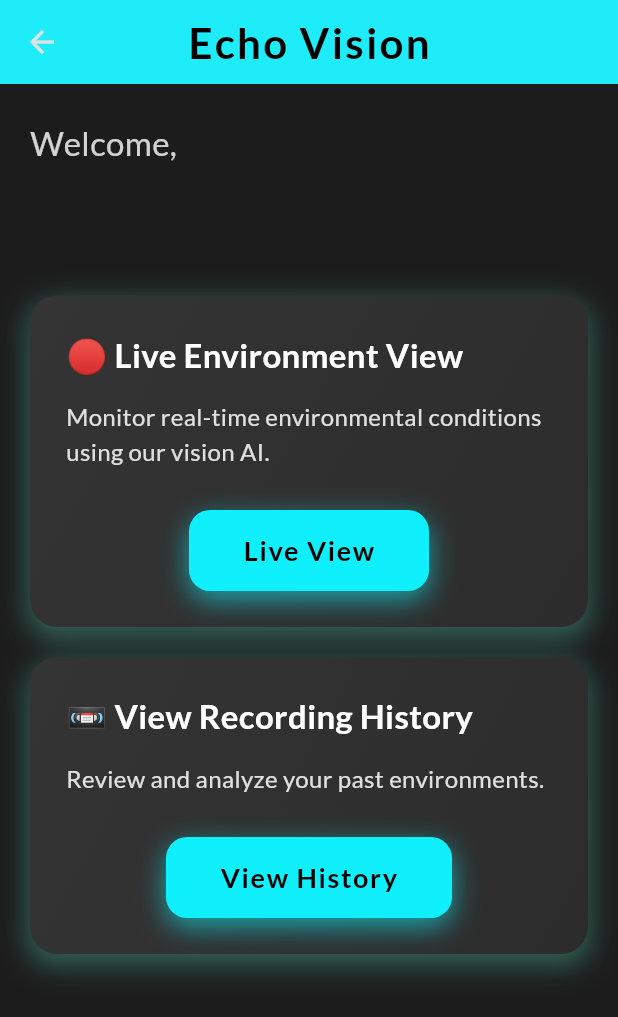
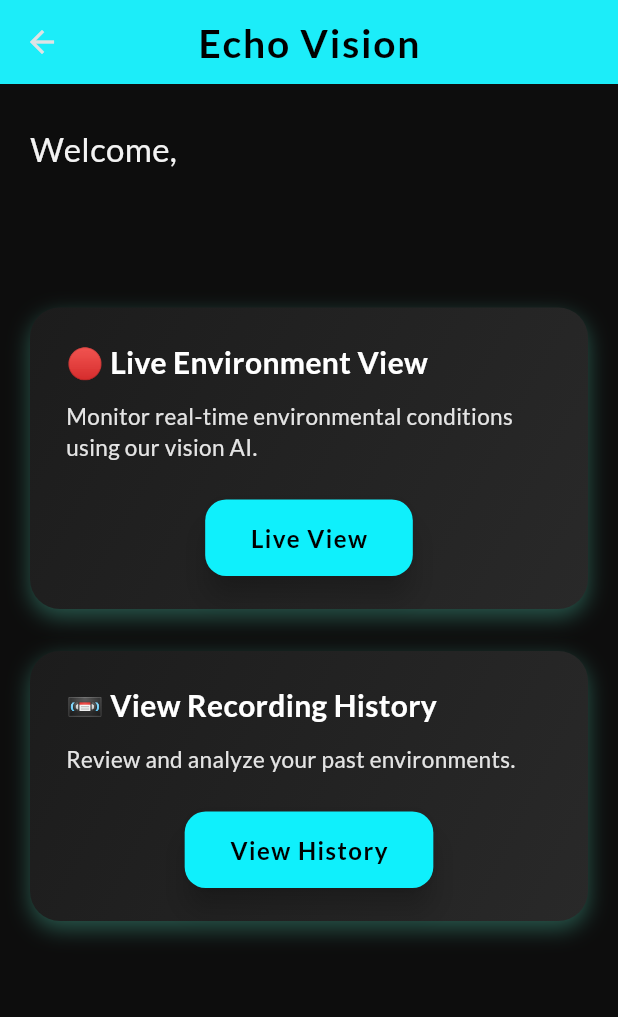
Before and after one commit to jchen1124/BitCamp2025App, a Flutter app: the HomeScreen screen opened directly with empty values, on a phone screen of 412 x 824 dp. Shown: the top 1017 px of the screen. Run offline on Flutter 3.47's test engine with Material 3 defaults, Android fonts, the phone set to English and light mode, and no system bars; our stand-ins replace google_fonts.

Commit message:
adjusting home page

```diff
--- a/lib/screens/home_screen.dart
+++ b/lib/screens/home_screen.dart
@@ -9,32 +9,31 @@ class HomeScreen extends StatelessWidget {
   @override
   Widget build(BuildContext context) {
     return Scaffold(
-      backgroundColor: const Color(0xFF1C1C1C), // Slightly lighter background
+      backgroundColor: const Color(0xFF0D0D0D), // Slightly deeper black
       appBar: AppBar(
         backgroundColor: const Color(0xFF0FF0FC),
-        elevation: 10,
+        elevation: 6,
         title: const Text(
           "Echo Vision",
           style: TextStyle(
-            fontSize: 28,
+            fontSize: 26,
             color: Colors.black,
-            fontWeight: FontWeight.w700,
-            letterSpacing: 1.5,
+            fontWeight: FontWeight.bold,
+            letterSpacing: 1.2,
           ),
         ),
         centerTitle: true,
       ),
       body: Padding(
-        padding: const EdgeInsets.symmetric(horizontal: 20.0, vertical: 24.0),
+        padding: const EdgeInsets.symmetric(horizontal: 20.0, vertical: 28.0),
+        child: SingleChildScrollView(
           child: Column(
             crossAxisAlignment: CrossAxisAlignment.start,
             children: [
               Text(
                 "Welcome,",
                 style: TextStyle(
-                color: Colors.white.withOpacity(
-                  0.8,
-                ), // Increased opacity for contrast
+                  color: Colors.white.withOpacity(0.95),
                   fontSize: 22,
                 ),
               ),
@@ -44,13 +43,12 @@ class HomeScreen extends StatelessWidget {
                 style: const TextStyle(
                   color: Color(0xFF0FF0FC),
                   fontSize: 34,
-                fontWeight: FontWeight.bold,
-                letterSpacing: 1.2,
+                  fontWeight: FontWeight.w800,
+                  letterSpacing: 1.3,
                 ),
               ),
-            const SizedBox(height: 32),
+              const SizedBox(height: 36),
 
-            // Live View Card
               _buildFeatureCard(
                 context,
                 title: "🔴 Live Environment View",
@@ -60,31 +58,29 @@ class HomeScreen extends StatelessWidget {
                 onPressed: () {
                   Navigator.push(
                     context,
-                  MaterialPageRoute(builder: (context) => LiveView()),
+                    MaterialPageRoute(builder: (context) => const LiveView()),
                   );
                 },
               ),
 
               const SizedBox(height: 20),
 
-            // History Card
               _buildFeatureCard(
                 context,
                 title: "📼 View Recording History",
                 description: "Review and analyze your past environments.",
                 buttonText: "View History",
                 onPressed: () {
-                //Implement if we need it
-                // TODO: Implement
+                  // Future implementation
                 },
               ),
             ],
           ),
         ),
+      ),
     );
   }
 
-  // You can reuse _buildFeatureCard
   Widget _buildFeatureCard(
     BuildContext context, {
     required String title,
@@ -93,87 +89,72 @@ class HomeScreen extends StatelessWidget {
     required VoidCallback onPressed,
   }) {
     return Container(
+      width: double.infinity,
+      margin: const EdgeInsets.only(bottom: 8),
       decoration: BoxDecoration(
         gradient: const LinearGradient(
-          colors: [
-            Color(0xFF343434),
-            Color(0xFF2C2C2C),
-          ], // Slightly lighter gradient
+          colors: [Color(0xFF1C1C1C), Color(0xFF292929)],
           begin: Alignment.topLeft,
           end: Alignment.bottomRight,
         ),
-        borderRadius: BorderRadius.circular(18),
+        borderRadius: BorderRadius.circular(20),
         boxShadow: [
           BoxShadow(
-            color: Colors.tealAccent.withOpacity(0.3), // Subtle shadow
-            blurRadius: 15,
-            spreadRadius: 2,
-            offset: const Offset(0, 6),
+            color: Colors.tealAccent.withOpacity(0.3),
+            blurRadius: 12,
+            offset: const Offset(0, 5),
           ),
         ],
       ),
-      child: Padding(
-        padding: const EdgeInsets.all(24.0),
+      padding: const EdgeInsets.symmetric(horizontal: 24, vertical: 22),
       child: Column(
         crossAxisAlignment: CrossAxisAlignment.start,
         children: [
           Text(
             title,
             style: const TextStyle(
-                fontSize: 22,
+              fontSize: 20,
               fontWeight: FontWeight.w700,
               color: Colors.white,
             ),
           ),
-            const SizedBox(height: 12),
+          const SizedBox(height: 10),
           Text(
             description,
             style: TextStyle(
-                fontSize: 16,
-                color: Colors.white.withOpacity(
-                  0.85,
-                ), // Slightly higher opacity for better contrast
+              fontSize: 15,
+              color: Colors.white.withOpacity(0.88),
+              height: 1.4,
             ),
           ),
-            const SizedBox(height: 28),
+          const SizedBox(height: 24),
           Center(
-              child: InkWell(
-                onTap: onPressed,
-                borderRadius: BorderRadius.circular(14),
-                splashColor: Colors.cyanAccent,
-                child: Container(
+            child: ElevatedButton(
+              onPressed: onPressed,
+              style: ElevatedButton.styleFrom(
+                backgroundColor: const Color(0xFF0FF0FC),
+                foregroundColor: Colors.black,
+                elevation: 8,
                 padding: const EdgeInsets.symmetric(
-                    horizontal: 36,
+                  horizontal: 30,
                   vertical: 14,
                 ),
-                  decoration: BoxDecoration(
-                    color: const Color(0xFF0FF0FC),
+                shape: RoundedRectangleBorder(
                   borderRadius: BorderRadius.circular(14),
-                    boxShadow: [
-                      BoxShadow(
-                        color: const Color(
-                          0xFF0FF0FC,
-                        ).withOpacity(0.6), // More visible shadow
-                        blurRadius: 15,
-                        offset: const Offset(0, 6),
                 ),
-                    ],
               ),
               child: Text(
                 buttonText,
                 style: const TextStyle(
-                      color: Colors.black,
-                      fontSize: 18,
+                  fontSize: 16,
                   fontWeight: FontWeight.w700,
-                      letterSpacing: 1.1,
-                    ),
+                  letterSpacing: 1,
                 ),
               ),
             ),
           ),
         ],
       ),
-      ),
     );
   }
 }
```
Lines whose indentation alone changed are shown as unchanged.
